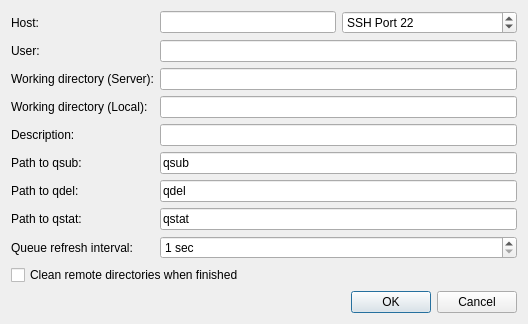
The window that src/globalsearch/queueinterfaces/sgedialog.ui (xtalopt/XtalOpt) describes before a commit, drawn with Qt 5.
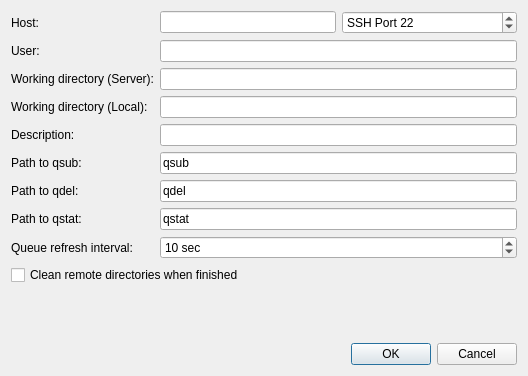
The same window after the commit.

Diff of the .ui file:
```diff
--- a/src/globalsearch/queueinterfaces/sgedialog.ui
+++ b/src/globalsearch/queueinterfaces/sgedialog.ui
@@ -7,7 +7,7 @@
     <x>0</x>
     <y>0</y>
     <width>528</width>
-    <height>271</height>
+    <height>376</height>
    </rect>
   </property>
   <property name="sizePolicy">
@@ -270,6 +270,9 @@
      <property name="maximum">
       <number>99999</number>
      </property>
+     <property name="value">
+      <number>10</number>
+     </property>
     </widget>
    </item>
    <item row="9" column="0" colspan="4">
```
